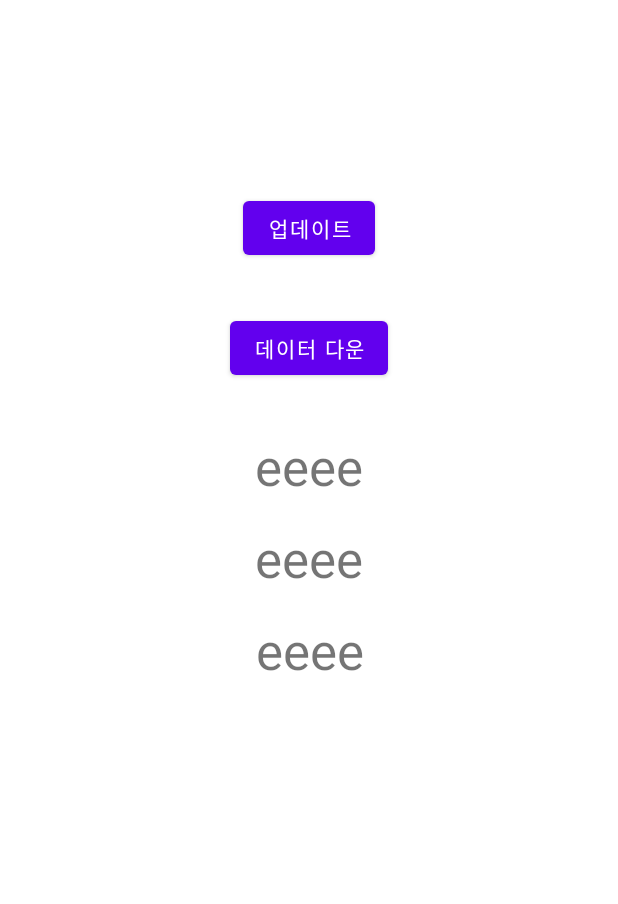
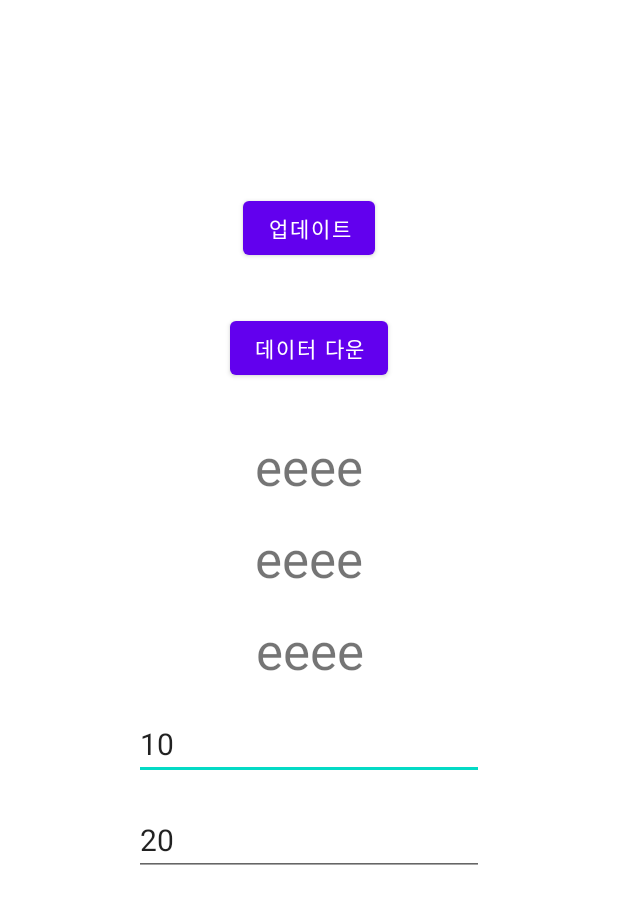
Before and after one commit to vaturn/proj, an Android app: the layout activity_test.xml on its own in the app's theme, with its tools: preview values and no code run, on a phone screen of 412 x 824 dp. Shown: the top 904 px of the screen. Run offline under Robolectric (Android 15) with nearby library versions, the phone set to English and light mode, and no system bars.

Commit message:
2023-12-11

```diff
--- a/app/src/main/java/com/kms/smartsiren/MapActivity.java
+++ b/app/src/main/java/com/kms/smartsiren/MapActivity.java
@@ -74,7 +74,7 @@ FirebaseUser user = FirebaseAuth.getInstance().getCurrentUser();
         } else {
             // No user is signed in
 
-        }
+        }git
         로그인 했는지 안했는지 검사
  */
 public class MapActivity extends AppCompatActivity {
--- a/app/src/main/java/com/kms/smartsiren/ReportActivity.java
+++ b/app/src/main/java/com/kms/smartsiren/ReportActivity.java
@@ -65,7 +65,7 @@ public class ReportActivity extends AppCompatActivity {
         button4.setOnClickListener(new View.OnClickListener() {
             @Override
             public void onClick(View v) {
-                UnconfirmedCase A = new UnconfirmedCase(1.1, 2.1, 1, 2, "자세히",  "testing");
+                UnconfirmedCase A = new UnconfirmedCase(1.1, 2.1, 1, 2, "자세히",  "testing","aaav");
                 A.addReport(1.2, 2.4, "test_2");
                 mDatabaseRef.child("CaseInfo").setValue(A);
                 // Show '신고 접수가 완료되었습니다.' popup
--- a/app/src/main/java/com/kms/smartsiren/UnconfirmedCase.java
+++ b/app/src/main/java/com/kms/smartsiren/UnconfirmedCase.java
@@ -8,8 +8,8 @@ public class UnconfirmedCase extends CaseInfo{
 
     public UnconfirmedCase(){}
 
-    public UnconfirmedCase(double latitude, double longitude, int category, int rating, String detail, String informant) {
-        super(latitude, longitude, category, rating, detail);
+    public UnconfirmedCase(double latitude, double longitude, int category, int rating, String detail, String informant, String uuid) {
+        super(latitude, longitude, category, rating, detail, uuid);
         this.informants = new ArrayList<>();
         this.informants.add(informant);
         this.personnel = this.informants.size();
--- a/app/src/main/res/layout/activity_test.xml
+++ b/app/src/main/res/layout/activity_test.xml
@@ -59,4 +59,30 @@
         app:layout_constraintHorizontal_bias="0.501"
         app:layout_constraintStart_toStartOf="parent"
         app:layout_constraintTop_toBottomOf="@+id/tv_result_long" />
+
+    <EditText
+        android:id="@+id/et_rat"
+        android:layout_width="wrap_content"
+        android:layout_height="wrap_content"
+        android:layout_marginTop="16dp"
+        android:ems="10"
+        android:inputType="textPersonName"
+        android:text="10"
+        android:textSize="20sp"
+        app:layout_constraintEnd_toEndOf="parent"
+        app:layout_constraintStart_toStartOf="parent"
+        app:layout_constraintTop_toBottomOf="@+id/tv_result_name" />
+
+    <EditText
+        android:id="@+id/et_long"
+        android:layout_width="wrap_content"
+        android:layout_height="wrap_content"
+        android:layout_marginTop="16dp"
+        android:ems="10"
+        android:inputType="textPersonName"
+        android:text="20"
+        android:textSize="20sp"
+        app:layout_constraintEnd_toEndOf="parent"
+        app:layout_constraintStart_toStartOf="parent"
+        app:layout_constraintTop_toBottomOf="@+id/et_rat" />
 </androidx.constraintlayout.widget.ConstraintLayout>
```
Also changed, not shown: app/src/main/AndroidManifest.xml (+8 -4 lines), app/src/main/java/com/kms/smartsiren/CaseInfo.java (+19 -5 lines), app/src/main/java/com/kms/smartsiren/KNNAlgorithm.java (+115 -30 lines), app/src/main/java/com/kms/smartsiren/TestActivity.java (+31 -0 lines).
